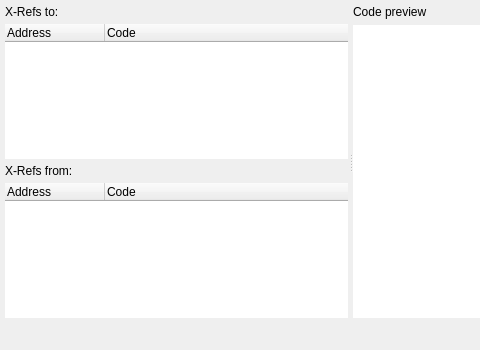
Above: src/dialogs/XrefsDialog.ui from rizinorg/cutter before the change; both pictures show x 0 to 480 and y 0 to 350 of the 700 by 350 pixel window. Below: the same form after it.
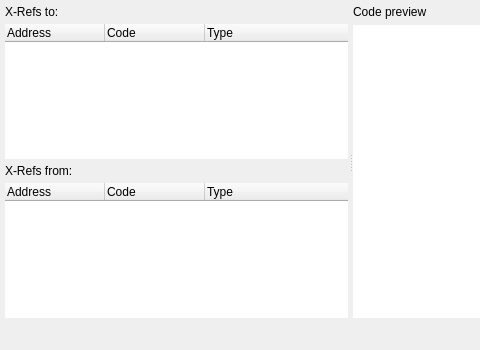
That is the form after the change.

What changed in the file:
```diff
--- a/src/dialogs/XrefsDialog.ui
+++ b/src/dialogs/XrefsDialog.ui
@@ -60,6 +60,9 @@
          <property name="indentation">
           <number>5</number>
          </property>
+         <property name="columnCount">
+          <number>3</number>
+         </property>
          <column>
           <property name="text">
            <string>Address</string>
@@ -70,6 +73,11 @@
            <string>Code</string>
           </property>
          </column>
+         <column>
+          <property name="text">
+           <string>Type</string>
+          </property>
+         </column>
         </widget>
        </item>
        <item>
@@ -90,6 +98,9 @@
          <property name="indentation">
           <number>5</number>
          </property>
+         <property name="columnCount">
+          <number>3</number>
+         </property>
          <column>
           <property name="text">
            <string>Address</string>
@@ -100,6 +111,11 @@
            <string>Code</string>
           </property>
          </column>
+         <column>
+          <property name="text">
+           <string>Type</string>
+          </property>
+         </column>
         </widget>
        </item>
       </layout>
```
